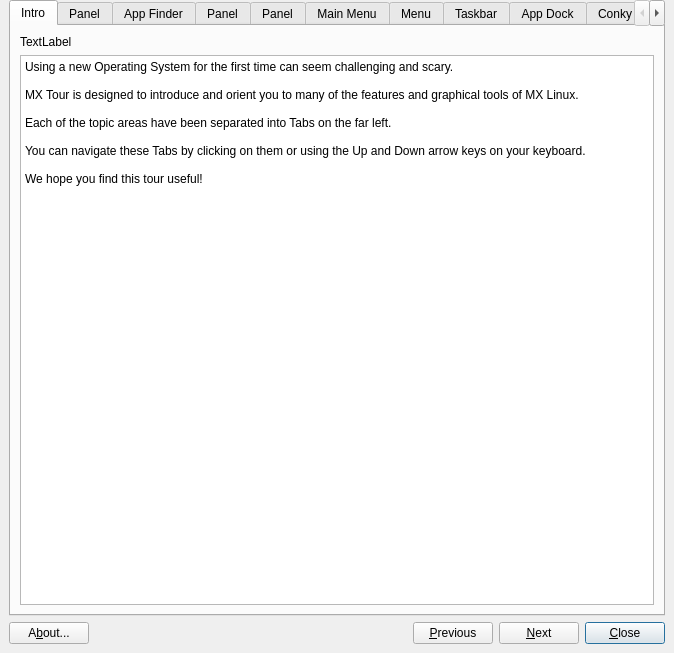
Above: mainwindow.ui from MX-Linux/mx-tour before the change. Below: the same form after it.
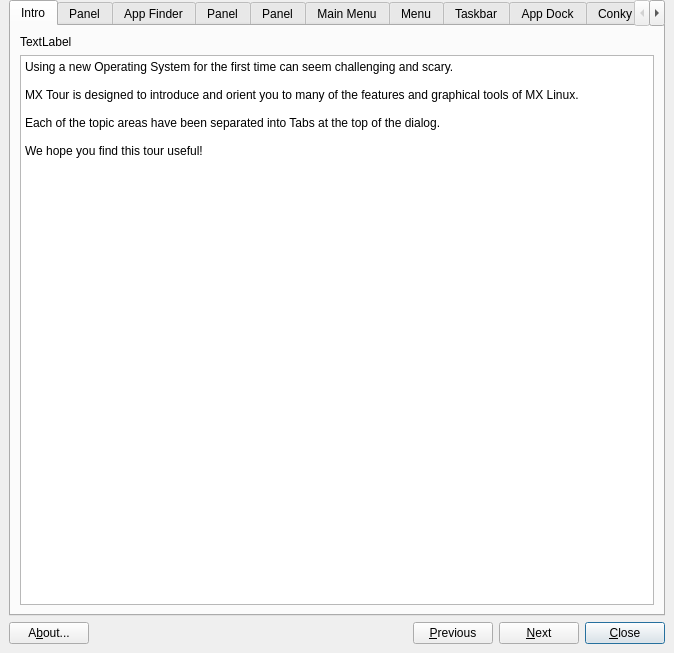
That is the form after the change. The open tabs and pages were chosen to show the change. Icons and pictures are not drawn. Custom widgets are drawn as their Qt base class.

Commit message: change intro text

Diff of the .ui file:
```diff
--- a/mainwindow.ui
+++ b/mainwindow.ui
@@ -213,9 +213,7 @@
 
 MX Tour is designed to introduce and orient you to many of the features and graphical tools of MX Linux.
 
-Each of the topic areas have been separated into Tabs on the far left.
-
-You can navigate these Tabs by clicking on them or using the Up and Down arrow keys on your keyboard.
+Each of the topic areas have been separated into Tabs at the top of the dialog.
 
 We hope you find this tour useful!</string>
              </property>
```
